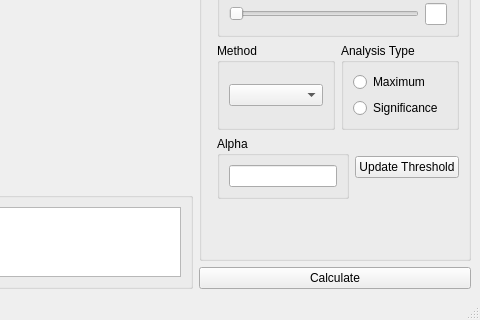
The window that res/layout/window_phase_coherence.ui (luphysics/PyMODA) describes before a commit, drawn with Qt 5; both pictures show x 1016 to 1496 and y 445 to 765 of the 1496 by 765 pixel window.
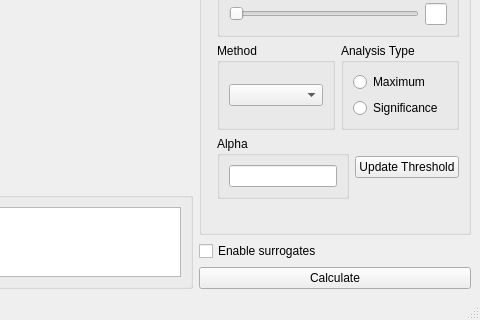
The same window after the commit. Custom widgets are drawn as their Qt base class.

Commit message: Set up GUI for surrogate calculations

What changed in the file:
```diff
--- a/res/layout/window_phase_coherence.ui
+++ b/res/layout/window_phase_coherence.ui
@@ -230,6 +230,13 @@
               </layout>
              </widget>
             </item>
+            <item>
+             <widget class="QCheckBox" name="checkbox_surr">
+              <property name="text">
+               <string>Enable surrogates</string>
+              </property>
+             </widget>
+            </item>
             <item>
              <widget class="QPushButton" name="btn_calculate">
               <property name="text">
```
The commit also changes 6 other files.
